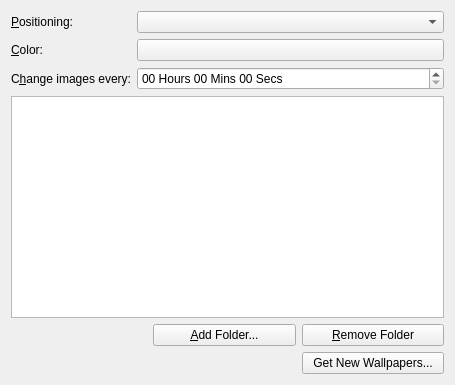
This is plasma/generic/wallpapers/image/slideshowconfig.ui in mgottschlag/kwin-tiling as Qt 5 draws it before an edit. The edited form follows.
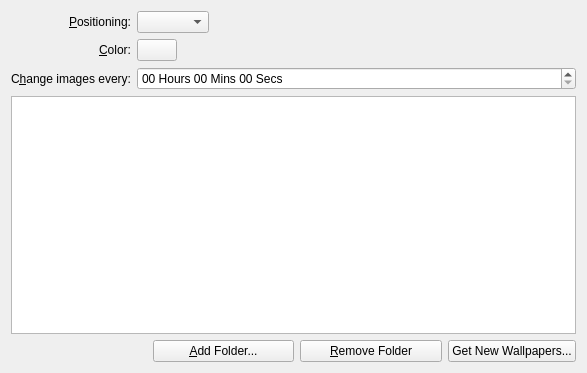
This is the edited form. Custom widgets are drawn as their Qt base class.

Diff of the .ui file:
```diff
--- a/plasma/generic/wallpapers/image/slideshowconfig.ui
+++ b/plasma/generic/wallpapers/image/slideshowconfig.ui
@@ -6,11 +6,11 @@
    <rect>
     <x>0</x>
     <y>0</y>
-    <width>455</width>
-    <height>385</height>
+    <width>587</width>
+    <height>373</height>
    </rect>
   </property>
-  <layout class="QFormLayout" name="formLayout">
+  <layout class="QGridLayout" name="gridLayout">
    <item row="0" column="0">
     <widget class="QLabel" name="label_4">
      <property name="text">
@@ -24,7 +24,9 @@
      </property>
     </widget>
    </item>
-   <item row="0" column="1">
+   <item row="0" column="1" colspan="2">
+    <layout class="QHBoxLayout" name="horizontalLayout">
+     <item>
     <widget class="QComboBox" name="m_resizeMethod">
      <property name="sizePolicy">
       <sizepolicy hsizetype="Preferred" vsizetype="Fixed">
@@ -34,6 +36,21 @@
      </property>
     </widget>
    </item>
+     <item>
+      <spacer name="horizontalSpacer_2">
+       <property name="orientation">
+        <enum>Qt::Horizontal</enum>
+       </property>
+       <property name="sizeHint" stdset="0">
+        <size>
+         <width>40</width>
+         <height>20</height>
+        </size>
+       </property>
+      </spacer>
+     </item>
+    </layout>
+   </item>
    <item row="1" column="0">
     <widget class="QLabel" name="label_5">
      <property name="text">
@@ -65,6 +82,19 @@
      </property>
     </widget>
    </item>
+   <item row="1" column="2">
+    <spacer name="horizontalSpacer_3">
+     <property name="orientation">
+      <enum>Qt::Horizontal</enum>
+     </property>
+     <property name="sizeHint" stdset="0">
+      <size>
+       <width>325</width>
+       <height>20</height>
+      </size>
+     </property>
+    </spacer>
+   </item>
    <item row="2" column="0">
     <widget class="QLabel" name="label_2">
      <property name="sizePolicy">
@@ -84,7 +114,7 @@
      </property>
     </widget>
    </item>
-   <item row="2" column="1">
+   <item row="2" column="1" colspan="2">
     <widget class="QTimeEdit" name="m_slideshowDelay">
      <property name="dateTime">
       <datetime>
@@ -111,25 +141,25 @@
      </property>
     </widget>
    </item>
-   <item row="3" column="0" colspan="2">
+   <item row="3" column="0" colspan="3">
     <widget class="KListWidget" name="m_dirlist"/>
    </item>
-   <item row="4" column="0" colspan="2">
-    <layout class="QGridLayout" name="gridLayout">
-     <item row="0" column="0">
+   <item row="4" column="0" colspan="3">
+    <layout class="QHBoxLayout" name="horizontalLayout_2">
+     <item>
       <spacer name="horizontalSpacer">
        <property name="orientation">
         <enum>Qt::Horizontal</enum>
        </property>
        <property name="sizeHint" stdset="0">
         <size>
-         <width>40</width>
+         <width>86</width>
          <height>20</height>
         </size>
        </property>
       </spacer>
      </item>
-     <item row="0" column="1">
+     <item>
       <widget class="KPushButton" name="m_addDir">
        <property name="sizePolicy">
         <sizepolicy hsizetype="Expanding" vsizetype="Fixed">
@@ -142,7 +172,7 @@
        </property>
       </widget>
      </item>
-     <item row="0" column="2">
+     <item>
       <widget class="KPushButton" name="m_removeDir">
        <property name="sizePolicy">
         <sizepolicy hsizetype="Expanding" vsizetype="Fixed">
@@ -155,7 +185,7 @@
        </property>
       </widget>
      </item>
-     <item row="1" column="2">
+     <item>
       <widget class="QPushButton" name="m_newStuff">
        <property name="toolTip">
         <string>Download new wallpapers</string>
```
Lines whose indentation alone changed are shown as unchanged.
